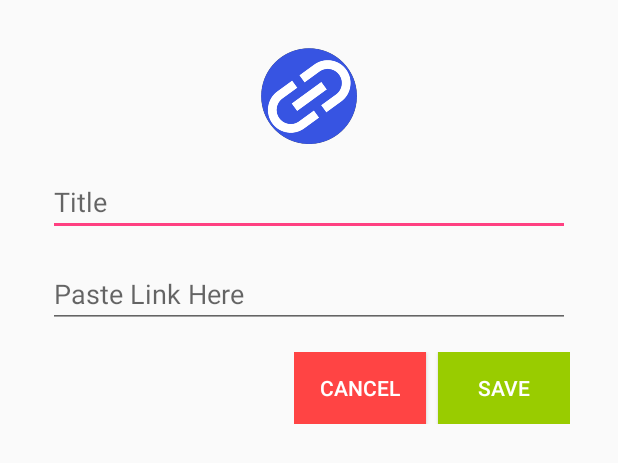
After one commit to Nin007-Hasan/Link-Go, an Android app: the layout acitivity_custom_link.xml on its own in the app's theme, with its tools: preview values and no code run, on a phone screen of 412 x 824 dp. The commit adds this screen. Shown: the top 463 px of the screen. Run offline under Robolectric (Android 15) with nearby library versions, the phone set to English and light mode, and no system bars.

Commit message:
Custom DialogBox Design' fkn exit clear

```diff
--- a/app/src/main/java/com/hihasan/linkgo/MainActivity.kt
+++ b/app/src/main/java/com/hihasan/linkgo/MainActivity.kt
@@ -16,6 +16,8 @@ class MainActivity : AppCompatActivity() {
         setContentView(R.layout.activity_main)
         setSupportActionBar(toolbar)
 
+
+
         fab.setOnClickListener { view ->
 //            Snackbar.make(view, "Replace with your own action", Snackbar.LENGTH_LONG)
 //                    .setAction("Action", null).show()
@@ -23,19 +25,19 @@ class MainActivity : AppCompatActivity() {
         }
     }
 
-    override fun onCreateOptionsMenu(menu: Menu): Boolean {
-        // Inflate the menu; this adds items to the action bar if it is present.
-        menuInflater.inflate(R.menu.menu_main, menu)
-        return true
-    }
-
-    override fun onOptionsItemSelected(item: MenuItem): Boolean {
-        // Handle action bar item clicks here. The action bar will
-        // automatically handle clicks on the Home/Up button, so long
-        // as you specify a parent activity in AndroidManifest.xml.
-        return when (item.itemId) {
-            R.id.action_settings -> true
-            else -> super.onOptionsItemSelected(item)
-        }
-    }
+//    override fun onCreateOptionsMenu(menu: Menu): Boolean {
+//        // Inflate the menu; this adds items to the action bar if it is present.
+//        menuInflater.inflate(R.menu.menu_main, menu)
+//        return true
+//    }
+//
+//    override fun onOptionsItemSelected(item: MenuItem): Boolean {
+//        // Handle action bar item clicks here. The action bar will
+//        // automatically handle clicks on the Home/Up button, so long
+//        // as you specify a parent activity in AndroidManifest.xml.
+//        return when (item.itemId) {
+//            R.id.action_settings -> true
+//            else -> super.onOptionsItemSelected(item)
+//        }
+//    }
 }
--- /dev/null
+++ b/app/src/main/res/layout/acitivity_custom_link.xml
@@ -0,0 +1,68 @@
+<?xml version="1.0" encoding="utf-8"?>
+<android.support.constraint.ConstraintLayout
+    xmlns:android="http://schemas.android.com/apk/res/android"
+    android:layout_width="match_parent"
+    android:layout_height="match_parent"
+    android:padding="16sp">
+
+    <RelativeLayout
+        android:layout_width="match_parent"
+        android:layout_height="match_parent">
+
+        <ImageView
+            android:id="@+id/app_icon"
+            android:layout_width="64sp"
+            android:layout_height="64sp"
+            android:layout_marginTop="16sp"
+            android:layout_centerHorizontal="true"
+            android:src="@drawable/link_logo"/>
+
+        <android.support.v7.widget.AppCompatEditText
+            android:id="@+id/title"
+            android:layout_width="match_parent"
+            android:layout_height="wrap_content"
+            android:layout_below="@+id/app_icon"
+            android:layout_marginTop="16sp"
+            android:layout_marginLeft="16sp"
+            android:layout_marginRight="16sp"
+            android:hint="Title "/>
+        <android.support.v7.widget.AppCompatEditText
+            android:id="@+id/link"
+            android:layout_width="match_parent"
+            android:layout_height="wrap_content"
+            android:layout_below="@+id/title"
+            android:layout_marginTop="16sp"
+            android:layout_marginLeft="16sp"
+            android:layout_marginRight="16sp"
+            android:hint="Paste Link Here"/>
+
+        <RelativeLayout
+            android:id="@+id/second_layout"
+            android:layout_width="wrap_content"
+            android:layout_height="wrap_content"
+            android:layout_below="@+id/link"
+            android:layout_marginTop="16sp"
+            android:layout_marginLeft="16sp"
+            android:layout_marginRight="16sp"
+            android:layout_alignParentRight="true">
+
+            <android.support.v7.widget.AppCompatButton
+                android:id="@+id/cancel"
+                android:layout_width="wrap_content"
+                android:layout_height="wrap_content"
+                android:background="@android:color/holo_red_light"
+                android:text="Cancel"
+                android:textColor="@android:color/white"/>
+            <android.support.v7.widget.AppCompatButton
+                android:id="@+id/submit"
+                android:layout_width="wrap_content"
+                android:layout_height="wrap_content"
+                android:layout_toRightOf="@+id/cancel"
+                android:layout_marginLeft="8sp"
+                android:background="@android:color/holo_green_light"
+                android:text="Save"
+                android:textColor="@android:color/white"/>
+        </RelativeLayout>
+    </RelativeLayout>
+
+</android.support.constraint.ConstraintLayout>
```
